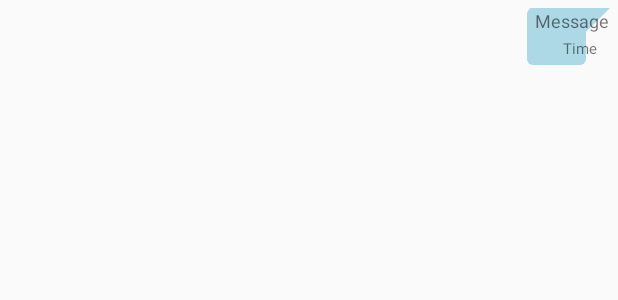
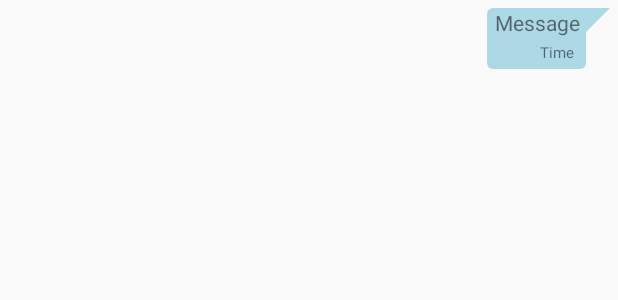
Before and after one commit to Harivansh-coder/Lets-Chat, an Android app: the layout sender_message_layout.xml on its own in the app's theme, with its tools: preview values and no code run, on a phone screen of 412 x 824 dp. Shown: the top 300 px of the screen. Run offline under Robolectric (Android 15) with nearby library versions, the phone set to English and light mode, and no system bars.

Commit message:
Chatscreen implemented completely

```diff
--- a/LetsChat/app/src/main/res/layout/receiver_message_layout.xml
+++ b/LetsChat/app/src/main/res/layout/receiver_message_layout.xml
@@ -21,6 +21,7 @@
         android:maxWidth="270dp"
         android:minWidth="50dp"
         android:text="Message"
+        android:textColor="@color/Blue"
         app:layout_constraintBottom_toTopOf="@+id/receiver_time"
         app:layout_constraintStart_toStartOf="@+id/guideline6"
         app:layout_constraintTop_toTopOf="parent" />
--- a/LetsChat/app/src/main/res/layout/sender_message_layout.xml
+++ b/LetsChat/app/src/main/res/layout/sender_message_layout.xml
@@ -28,14 +28,15 @@
             android:layout_width="wrap_content"
             android:layout_height="wrap_content"
             android:layout_marginStart="5dp"
-            android:layout_marginEnd="15dp"
             android:layout_marginBottom="3dp"
             android:inputType="textMultiLine"
             android:maxWidth="270dp"
             android:minWidth="50dp"
-            android:textSize="12sp"
             android:text="Message"
+            android:textSize="14sp"
             app:layout_constraintBottom_toTopOf="@+id/sender_time"
+            app:layout_constraintEnd_toStartOf="@+id/guideline6"
+            app:layout_constraintHorizontal_bias="0.0"
             app:layout_constraintStart_toStartOf="parent"
             app:layout_constraintTop_toTopOf="parent" />
 
@@ -55,7 +56,7 @@
             android:layout_width="wrap_content"
             android:layout_height="wrap_content"
             android:orientation="vertical"
-            app:layout_constraintGuide_percent="0.92" />
+            app:layout_constraintGuide_end="20dp" />
 
 
     </androidx.constraintlayout.widget.ConstraintLayout>
```
Also changed, not shown: LetsChat/app/src/main/java/com/harivansh/letschat/ChatScreen.java (+82 -0 lines).
